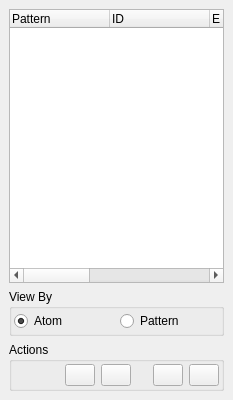
First picture: the form in branches/nugui/src/gui/atomlist.ui, repository trisyoungs/aten, before the edit.
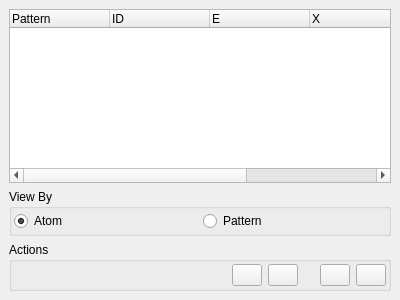
Second picture: the form after the edit. Icons and pictures are not drawn. Custom widgets are drawn as their Qt base class.

Commit message: Converted some GUI windows to their DockWidget equivalents. Added ToolboxWidget to replace old 'stack' toolbar. Removed splitter and messagebox from main window, leaving only ViewFrame behind. Removed ttabbar.uih from repo. Renamed celldefine* to celldefinition* for consistency. Removed old src/gui/wintemplate.h from repo.

```diff
--- a/branches/nugui/src/gui/atomlist.ui
+++ b/branches/nugui/src/gui/atomlist.ui
@@ -1,12 +1,13 @@
-<ui version="4.0" >
- <class>AtomlistDialog</class>
- <widget class="QDialog" name="AtomlistDialog" >
-  <property name="geometry" >
+<?xml version="1.0" encoding="UTF-8"?>
+<ui version="4.0">
+ <class>AtomListWidget</class>
+ <widget class="QDockWidget" name="AtomListWidget">
+  <property name="geometry">
    <rect>
     <x>0</x>
     <y>0</y>
-    <width>233</width>
-    <height>400</height>
+    <width>400</width>
+    <height>300</height>
    </rect>
   </property>
   <property name="windowTitle" >
@@ -16,17 +17,15 @@
    <iconset resource="icons.qrc" >
     <normaloff>:/stackicons/icons/stack_atomlist.svg</normaloff>:/stackicons/icons/stack_atomlist.svg</iconset>
   </property>
-  <layout class="QVBoxLayout" >
-   <property name="spacing" >
-    <number>6</number>
-   </property>
-   <property name="margin" >
-    <number>9</number>
-   </property>
+  <property name="windowTitle">
+   <string>Atom List</string>
+  </property>
+  <widget class="QWidget" name="dockWidgetContents">
+   <layout class="QVBoxLayout" name="verticalLayout">
    <item>
-    <widget class="TTreeWidget" name="AtomTree" >
-     <property name="sizePolicy" >
-      <sizepolicy vsizetype="Expanding" hsizetype="Expanding" >
+     <widget class="TTreeWidget" name="AtomTree">
+      <property name="sizePolicy">
+       <sizepolicy hsizetype="Expanding" vsizetype="Expanding">
        <horstretch>0</horstretch>
        <verstretch>0</verstretch>
       </sizepolicy>
@@ -67,9 +66,9 @@
     </widget>
    </item>
    <item>
-    <widget class="QGroupBox" name="ViewByGroup" >
-     <property name="sizePolicy" >
-      <sizepolicy vsizetype="Minimum" hsizetype="Preferred" >
+     <widget class="QGroupBox" name="ViewByGroup">
+      <property name="sizePolicy">
+       <sizepolicy hsizetype="Preferred" vsizetype="Minimum">
        <horstretch>0</horstretch>
        <verstretch>0</verstretch>
       </sizepolicy>
@@ -77,24 +76,24 @@
      <property name="title" >
       <string>View By</string>
      </property>
-     <layout class="QHBoxLayout" >
-      <property name="spacing" >
+      <layout class="QHBoxLayout" name="_3">
+       <property name="spacing">
        <number>4</number>
       </property>
-      <property name="margin" >
+       <property name="margin">
        <number>2</number>
       </property>
       <item>
-       <layout class="QHBoxLayout" >
-        <property name="spacing" >
+        <layout class="QHBoxLayout" name="_4">
+         <property name="spacing">
          <number>6</number>
         </property>
-        <property name="margin" >
+         <property name="margin">
          <number>0</number>
         </property>
         <item>
-         <widget class="QRadioButton" name="ViewByAtomButton" >
-          <property name="text" >
+          <widget class="QRadioButton" name="ViewByAtomButton">
+           <property name="text">
            <string>Atom</string>
           </property>
           <property name="checked" >
@@ -103,8 +102,8 @@
          </widget>
         </item>
         <item>
-         <widget class="QRadioButton" name="ViewByPatternButton" >
-          <property name="text" >
+          <widget class="QRadioButton" name="ViewByPatternButton">
+           <property name="text">
            <string>Pattern</string>
           </property>
          </widget>
@@ -115,23 +114,23 @@
     </widget>
    </item>
    <item>
-    <widget class="QGroupBox" name="ActionsGroup" >
-     <property name="title" >
+     <widget class="QGroupBox" name="ActionsGroup">
+      <property name="title">
       <string>Actions</string>
      </property>
-     <layout class="QVBoxLayout" >
-      <property name="spacing" >
+      <layout class="QVBoxLayout">
+       <property name="spacing">
        <number>4</number>
       </property>
-      <property name="margin" >
+       <property name="margin">
        <number>2</number>
       </property>
       <item>
-       <layout class="QHBoxLayout" >
-        <property name="spacing" >
+        <layout class="QHBoxLayout" name="_2">
+         <property name="spacing">
          <number>6</number>
         </property>
-        <property name="margin" >
+         <property name="margin">
          <number>0</number>
         </property>
         <item>
@@ -148,8 +147,8 @@
          </spacer>
         </item>
         <item>
-         <widget class="QPushButton" name="ShiftUpButton" >
-          <property name="maximumSize" >
+          <widget class="QPushButton" name="ShiftUpButton">
+           <property name="maximumSize">
            <size>
             <width>30</width>
             <height>30</height>
@@ -177,8 +176,8 @@
          </widget>
         </item>
         <item>
-         <widget class="QPushButton" name="ShiftDownButton" >
-          <property name="maximumSize" >
+          <widget class="QPushButton" name="ShiftDownButton">
+           <property name="maximumSize">
            <size>
             <width>30</width>
             <height>30</height>
@@ -222,8 +221,8 @@
          </spacer>
         </item>
         <item>
-         <widget class="QPushButton" name="MoveToStartButton" >
-          <property name="maximumSize" >
+          <widget class="QPushButton" name="MoveToStartButton">
+           <property name="maximumSize">
            <size>
             <width>30</width>
             <height>30</height>
@@ -251,8 +250,8 @@
          </widget>
         </item>
         <item>
-         <widget class="QPushButton" name="MoveToEndButton" >
-          <property name="maximumSize" >
+          <widget class="QPushButton" name="MoveToEndButton">
+           <property name="maximumSize">
            <size>
             <width>30</width>
             <height>30</height>
@@ -285,6 +284,7 @@
     </widget>
    </item>
   </layout>
+  </widget>
  </widget>
  <customwidgets>
   <customwidget>
```
Left out of the diff: 85 changed lines with no effect on the pictures. Lines whose indentation alone changed are shown as unchanged. The commit also changes 15 other files.
